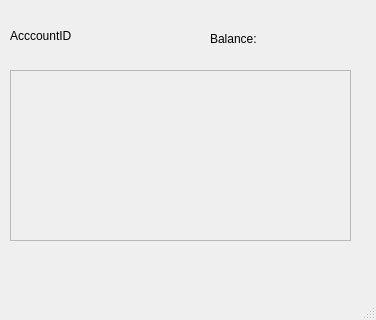
Above: View/accountview.ui from JakobHallin/metodikProjekt before the change. Below: the same form after it.
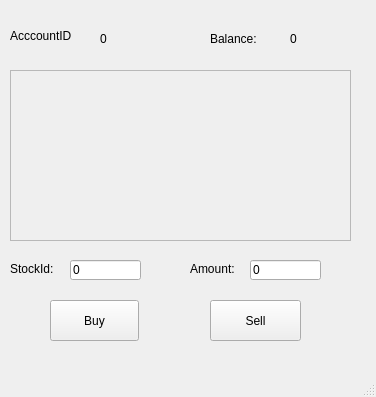
That is the form after the change.

Commit message: now change on stockview and accountview when I click

Patch:
```diff
--- a/View/accountview.ui
+++ b/View/accountview.ui
@@ -7,7 +7,7 @@
     <x>0</x>
     <y>0</y>
     <width>376</width>
-    <height>320</height>
+    <height>397</height>
    </rect>
   </property>
   <property name="windowTitle">
@@ -63,6 +63,110 @@
      </property>
     </widget>
    </widget>
+   <widget class="QPushButton" name="BuyButton">
+    <property name="geometry">
+     <rect>
+      <x>50</x>
+      <y>300</y>
+      <width>89</width>
+      <height>41</height>
+     </rect>
+    </property>
+    <property name="text">
+     <string>Buy</string>
+    </property>
+   </widget>
+   <widget class="QPushButton" name="SellButton">
+    <property name="geometry">
+     <rect>
+      <x>210</x>
+      <y>300</y>
+      <width>91</width>
+      <height>41</height>
+     </rect>
+    </property>
+    <property name="text">
+     <string>Sell</string>
+    </property>
+   </widget>
+   <widget class="QLineEdit" name="lineEditStockId">
+    <property name="geometry">
+     <rect>
+      <x>70</x>
+      <y>260</y>
+      <width>71</width>
+      <height>20</height>
+     </rect>
+    </property>
+    <property name="text">
+     <string>0</string>
+    </property>
+   </widget>
+   <widget class="QLineEdit" name="lineEdidAmount">
+    <property name="geometry">
+     <rect>
+      <x>250</x>
+      <y>260</y>
+      <width>71</width>
+      <height>20</height>
+     </rect>
+    </property>
+    <property name="text">
+     <string>0</string>
+    </property>
+   </widget>
+   <widget class="QLabel" name="AccountIdLabel">
+    <property name="geometry">
+     <rect>
+      <x>100</x>
+      <y>30</y>
+      <width>51</width>
+      <height>17</height>
+     </rect>
+    </property>
+    <property name="text">
+     <string>0</string>
+    </property>
+   </widget>
+   <widget class="QLabel" name="BalanceLabel">
+    <property name="geometry">
+     <rect>
+      <x>290</x>
+      <y>30</y>
+      <width>67</width>
+      <height>17</height>
+     </rect>
+    </property>
+    <property name="text">
+     <string>0</string>
+    </property>
+   </widget>
+   <widget class="QLabel" name="label_3">
+    <property name="geometry">
+     <rect>
+      <x>190</x>
+      <y>260</y>
+      <width>67</width>
+      <height>17</height>
+     </rect>
+    </property>
+    <property name="text">
+     <string>Amount:</string>
+    </property>
+   </widget>
+   <widget class="QLabel" name="label_4">
+    <property name="geometry">
+     <rect>
+      <x>10</x>
+      <y>260</y>
+      <width>67</width>
+      <height>17</height>
+     </rect>
+    </property>
+    <property name="text">
+     <string>StockId:</string>
+    </property>
+   </widget>
   </widget>
   <widget class="QMenuBar" name="menubar">
    <property name="geometry">
```
The commit also changes 9 other files.
